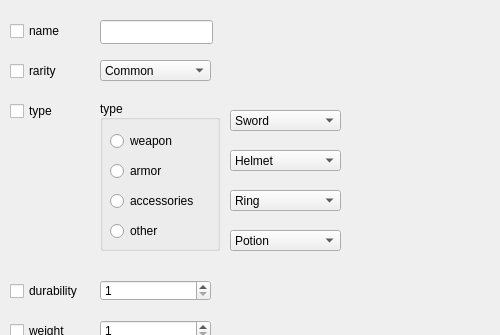
First picture: the form in itemeditordialog.ui, repository xzbey/xzbey_pr6, before the edit; both pictures show x 0 to 500 and y 0 to 335 of the 500 by 538 pixel window.
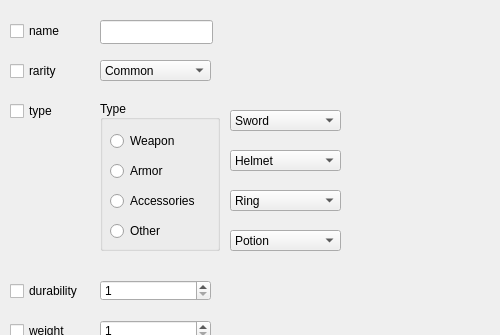
Second picture: the form after the edit.

The edit to the form file:
```diff
--- a/itemeditordialog.ui
+++ b/itemeditordialog.ui
@@ -252,7 +252,7 @@
     </rect>
    </property>
    <property name="title">
-    <string>type</string>
+    <string>Type</string>
    </property>
    <property name="alignment">
     <set>Qt::AlignmentFlag::AlignLeading|Qt::AlignmentFlag::AlignLeft|Qt::AlignmentFlag::AlignVCenter</set>
@@ -267,7 +267,7 @@
      </rect>
     </property>
     <property name="text">
-     <string>other</string>
+     <string>Other</string>
     </property>
    </widget>
    <widget class="QRadioButton" name="rB_accessoriesType">
@@ -280,7 +280,7 @@
      </rect>
     </property>
     <property name="text">
-     <string>accessories</string>
+     <string>Accessories</string>
     </property>
    </widget>
    <widget class="QRadioButton" name="rB_armorType">
@@ -293,7 +293,7 @@
      </rect>
     </property>
     <property name="text">
-     <string>armor</string>
+     <string>Armor</string>
     </property>
    </widget>
    <widget class="QRadioButton" name="rB_weaponType">
@@ -306,7 +306,7 @@
      </rect>
     </property>
     <property name="text">
-     <string>weapon</string>
+     <string>Weapon</string>
     </property>
    </widget>
   </widget>
```
